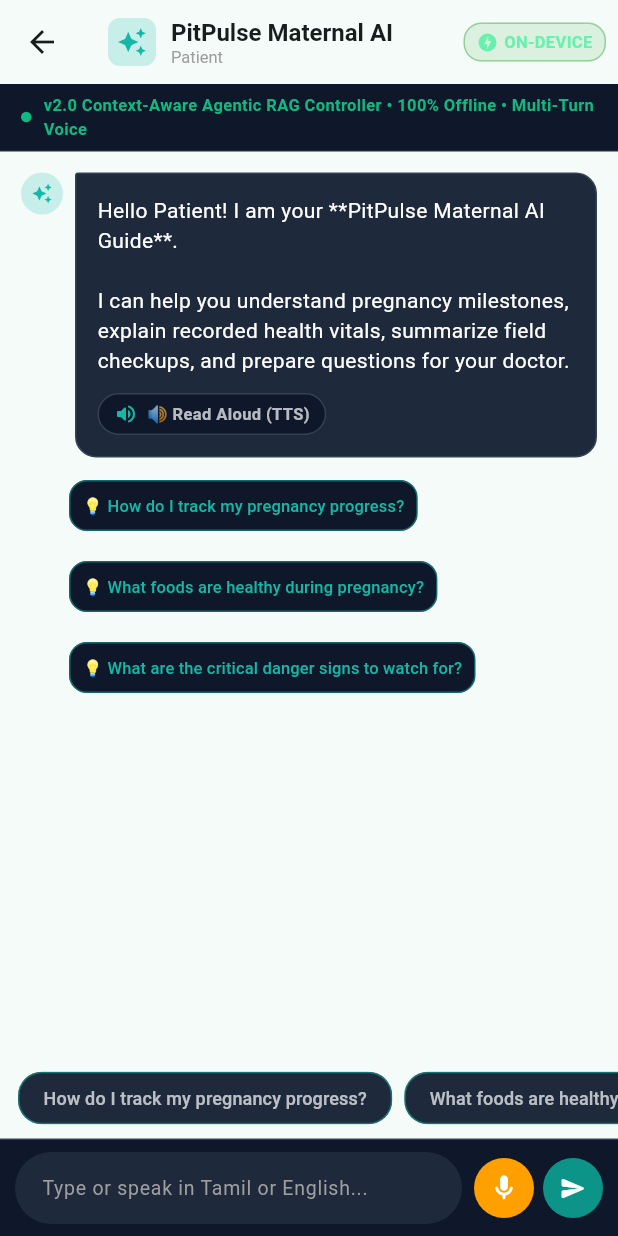
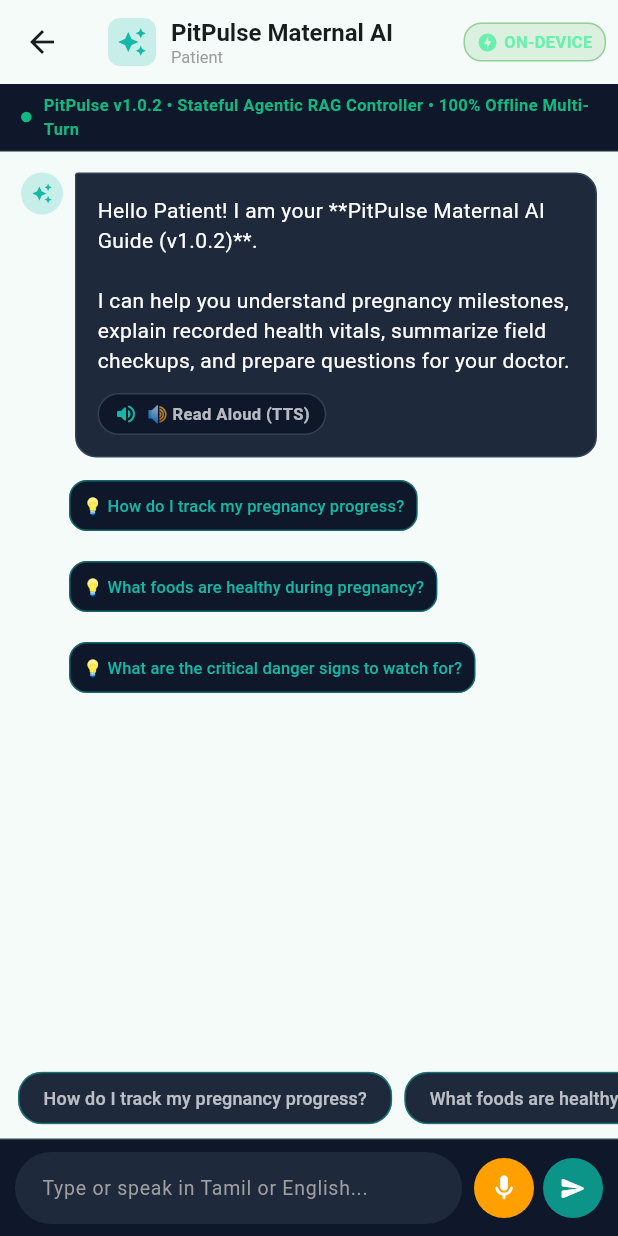
Before and after one commit to logesh-profile/pitpulse, a Flutter app: the PatientAiChatScreen screen opened directly, on a phone screen of 412 x 824 dp. Run offline on Flutter 3.47's test engine with Material 3 defaults, Android fonts, the phone set to English and light mode, and no system bars; our stand-ins replace dio, flutter_secure_storage, flutter_tts, speech_to_text; accounts and stored records are empty.

Commit message:
feat(mobile): bump version to 1.0.2+2, add agentic tool routing badges and v1.0.2 banner to UI

```diff
--- a/mobile/lib/features/patient_ai/data/patient_ai_engine.dart
+++ b/mobile/lib/features/patient_ai/data/patient_ai_engine.dart
@@ -39,6 +39,7 @@
         sender: MessageSender.ai,
         timestamp: DateTime.now(),
         isTamil: isTa,
+        executedTools: agentState.executedTools,
         warning: agentState.isEmergency
             ? AiScreeningWarning(
                 severity: WarningSeverity.emergency,
@@ -97,6 +98,7 @@
       sender: MessageSender.ai,
       timestamp: DateTime.now(),
       isTamil: isTa,
+      executedTools: agentState.executedTools,
       sources: const [
         AiSourceReference(
           type: AiSourceType.curatedKnowledgeBase,
--- a/mobile/lib/features/patient_ai/domain/models/patient_ai_message.dart
+++ b/mobile/lib/features/patient_ai/domain/models/patient_ai_message.dart
@@ -15,6 +15,7 @@
   final List<AiSourceReference> sources;
   final AiScreeningWarning? warning;
   final List<String> suggestedQuestions;
+  final List<String> executedTools;
   final bool isOfflineGenerated;
   final bool isTamil;
 
@@ -26,6 +27,7 @@
     this.sources = const [],
     this.warning,
     this.suggestedQuestions = const [],
+    this.executedTools = const [],
     this.isOfflineGenerated = true,
     this.isTamil = false,
   });
--- a/mobile/lib/features/patient_ai/presentation/controllers/patient_ai_controller.dart
+++ b/mobile/lib/features/patient_ai/presentation/controllers/patient_ai_controller.dart
@@ -55,7 +55,7 @@
 
   void _initWelcomeMessage() {
     final patientName = _context.patientName;
-    String greeting = 'Hello $patientName! I am your **PitPulse Maternal AI Guide**.';
+    String greeting = 'Hello $patientName! I am your **PitPulse Maternal AI Guide (v1.0.2)**.';
 
     if (_context.hasActivePregnancy) {
       final preg = _context.activePregnancy!;
--- a/mobile/lib/features/patient_ai/presentation/screens/patient_ai_chat_screen.dart
+++ b/mobile/lib/features/patient_ai/presentation/screens/patient_ai_chat_screen.dart
@@ -342,7 +342,7 @@
                   const SizedBox(width: 8),
                   const Expanded(
                     child: Text(
-                      'v2.0 Context-Aware Agentic RAG Controller • 100% Offline • Multi-Turn Voice',
+                      'PitPulse v1.0.2 • Stateful Agentic RAG Controller • 100% Offline Multi-Turn',
                       style: TextStyle(fontSize: 11, color: Color(0xFF10B981), fontWeight: FontWeight.bold),
                     ),
                   ),
@@ -528,6 +528,30 @@
                   child: Column(
                     crossAxisAlignment: CrossAxisAlignment.start,
                     children: [
+                      // Agentic Tools Badge (if routed through tools)
+                      if (msg.executedTools.isNotEmpty) ...[
+                        Container(
+                          margin: const EdgeInsets.only(bottom: 8),
+                          padding: const EdgeInsets.symmetric(horizontal: 8, vertical: 3),
+                          decoration: BoxDecoration(
+                            color: accentCyan.withValues(alpha: 0.12),
+                            borderRadius: BorderRadius.circular(6),
+                            border: Border.all(color: accentCyan.withValues(alpha: 0.35)),
+                          ),
+                          child: Row(
+                            mainAxisSize: MainAxisSize.min,
+                            children: [
+                              const Icon(Icons.hub_rounded, size: 12, color: accentCyan),
+                              const SizedBox(width: 4),
+                              Text(
+                                'Agentic Tools: ${msg.executedTools.join(' → ')}',
+                                style: const TextStyle(fontSize: 10, fontWeight: FontWeight.bold, color: accentCyan),
+                              ),
+                            ],
+                          ),
+                        ),
+                      ],
+
                       // Formatted Response Text
                       Text(
                         msg.text,
--- a/mobile/pubspec.yaml
+++ b/mobile/pubspec.yaml
@@ -16,7 +16,7 @@
 # https://developer.apple.com/library/archive/documentation/General/Reference/InfoPlistKeyReference/Articles/CoreFoundationKeys.html
 # In Windows, build-name is used as the major, minor, and patch parts
 # of the product and file versions while build-number is used as the build suffix.
-version: 1.0.0+1
+version: 1.0.2+2
 
 environment:
   sdk: ^3.13.3
```
Also changed, not shown: mobile/lib/features/patient_ai/data/local_agentic_rag_controller.dart (+14 -0 lines), 2 other files.
